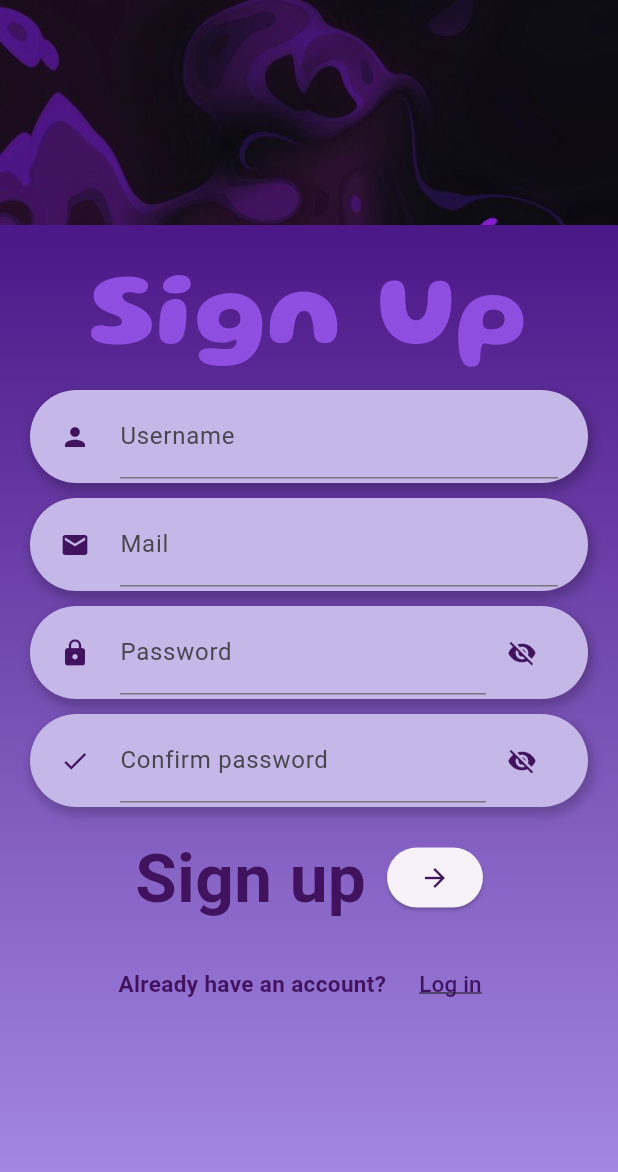
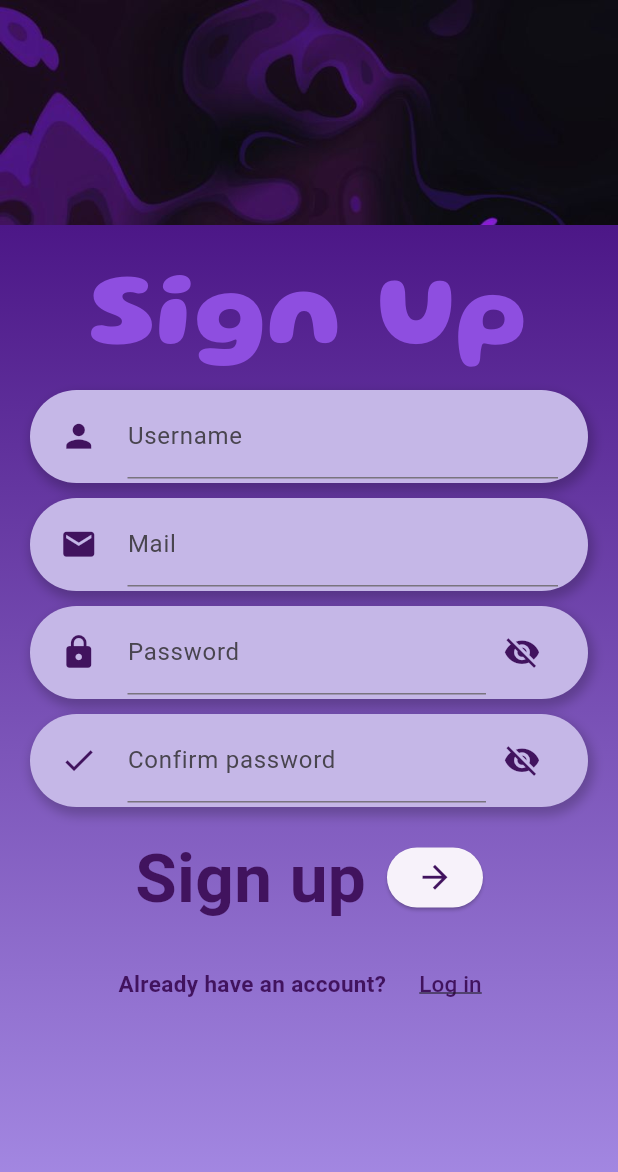
Before and after one commit to estelaV9/TFG_CubeX, a Flutter app: the SignUpScreen screen opened directly, on a phone screen of 412 x 824 dp. Shown: the top 1172 px of the screen. Run offline on Flutter 3.47's test engine with Material 3 defaults, Android fonts, the phone set to English and light mode, and no system bars; our stand-ins replace logger, sqflite, sqflite_common_ffi; accounts and stored records are empty.

Commit message:
Cambiar el tamaño predeterminado del icono

```diff
--- a/lib/components/Icon/icon.dart
+++ b/lib/components/Icon/icon.dart
@@ -5,7 +5,7 @@ import '../../utilities/app_color.dart';
 class IconClass {
 
   static Tooltip iconMaker(IconData icon, String messageTooltip, [double? size]){
-    size ??= 20; // SI NO SE INTRODUCE UN TAMAÑO, POR DEFECTO SERA 20
+    size ??= 25; // SI NO SE INTRODUCE UN TAMAÑO, POR DEFECTO SERA 25
     return Tooltip(
       message: messageTooltip,
       child: Icon(icon, color: AppColors.darkPurpleColor, size: size),
```
